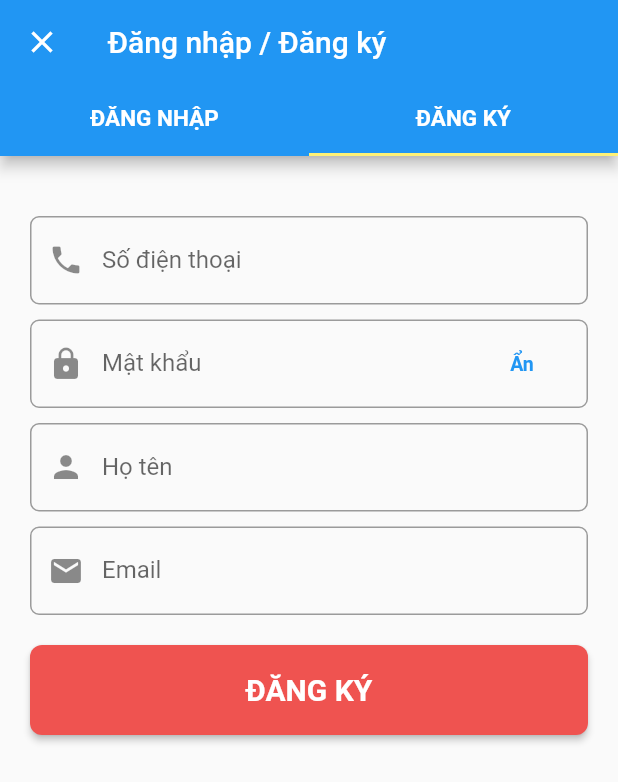
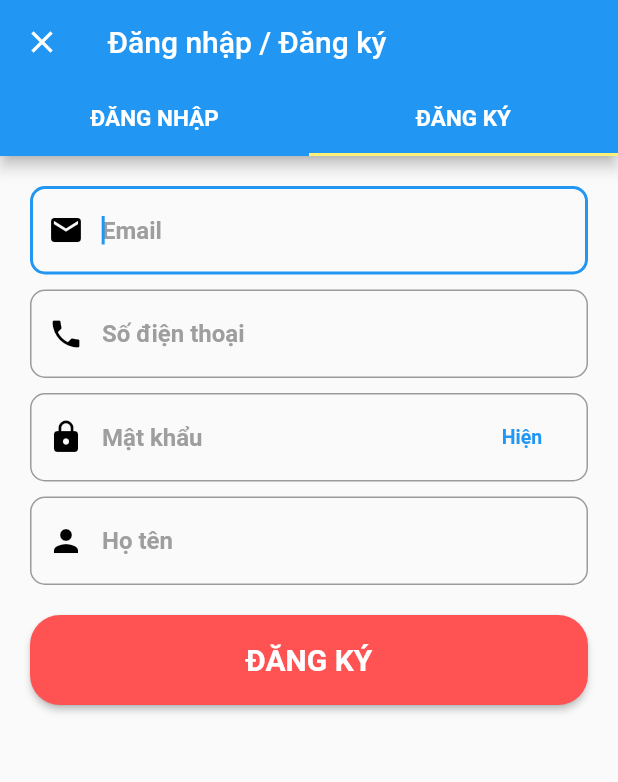
Before and after one commit to tienphu2904/market_online_app, a Flutter app: the screen it shows after launch, tab 2 chosen, on a phone screen of 412 x 824 dp. Shown: the top 782 px of the screen. Run offline on Flutter 3.47's test engine with Material 2 defaults, Android fonts, the phone set to English and light mode, and no system bars; our stand-ins replace firebase_auth; accounts and stored records are empty.

Commit message:
ValidateInput
Validate input text test

```diff
--- a/lib/src/resources/register_page.dart
+++ /dev/null
@@ -1,146 +0,0 @@
-import 'package:flutter/material.dart';
-
-class RegisterPage extends StatefulWidget {
-  @override
-  _RegisterPageState createState() => _RegisterPageState();
-}
-
-class _RegisterPageState extends State<RegisterPage> {
-  bool _showPass = false;
-  TextEditingController _passController = new TextEditingController();
-  TextEditingController _phoneController = new TextEditingController();
-  TextEditingController _nameController = new TextEditingController();
-  TextEditingController _mailController = new TextEditingController();
-
-  @override
-  Widget build(BuildContext context) {
-    return Scaffold(
-      body: SingleChildScrollView(
-        child: Container(
-          padding: const EdgeInsets.all(20.0),
-          child: Column(
-            children: <Widget>[
-              Padding(
-                padding: const EdgeInsets.fromLTRB(0.0, 20.0, 0.0, 0.0),
-                child: TextField(
-                  controller: _phoneController,
-                  keyboardType: TextInputType.number,
-                  decoration: InputDecoration(
-                    labelText: "Số điện thoại",
-                    prefixIcon: Container(
-                      height: 50.0,
-                      child: Icon(Icons.phone),
-                    ),
-                    border: OutlineInputBorder(
-                      borderSide: BorderSide(width: 1, color: Colors.black),
-                      borderRadius: BorderRadius.all(Radius.circular(6.0)),
-                    ),
-                  ),
-                ),
-              ),
-              Padding(
-                padding: const EdgeInsets.fromLTRB(0, 10.0, 0, 0),
-                child: Stack(
-                  alignment: AlignmentDirectional.centerEnd,
-                  children: <Widget>[
-                    TextField(
-                      controller: _passController,
-                      obscureText: _showPass,
-                      decoration: InputDecoration(
-                        labelText: "Mật khẩu",
-                        prefixIcon: Container(
-                          child: Icon(Icons.lock),
-                          height: 50.0,
-                        ),
-                        border: OutlineInputBorder(
-                          borderSide:
-                              BorderSide(color: Colors.black, width: 1.0),
-                          borderRadius: BorderRadius.all(Radius.circular(6.0)),
-                        ),
-                      ),
-                    ),
-                    FlatButton(
-                      onPressed: _toggleShowPass,
-                      child: Text(
-                        _showPass ? "Hiện" : "Ẩn",
-                        style: TextStyle(
-                          color: Colors.blue,
-                          fontSize: 13.0,
-                          fontWeight: FontWeight.bold,
-                        ),
-                      ),
-                    ),
-                  ],
-                ),
-              ),
-              Padding(
-                padding: const EdgeInsets.fromLTRB(0, 10, 0, 0),
-                child: TextField(
-                  controller: _nameController,
-                  decoration: InputDecoration(
-                    labelText: "Họ tên",
-                    prefixIcon: Container(
-                      child: Icon(Icons.person),
-                      height: 50.0,
-                    ),
-                    border: OutlineInputBorder(
-                      borderSide: BorderSide(width: 1.0, color: Colors.black),
-                      borderRadius: BorderRadius.all(Radius.circular(6.0)),
-                    ),
-                  ),
-                ),
-              ),
-              Padding(
-                padding: const EdgeInsets.fromLTRB(0, 10, 0, 0),
-                child: TextField(
-                  controller: _mailController,
-                  decoration: InputDecoration(
-                    labelText: "Email",
-                    prefixIcon: Container(
-                      height: 50.0,
-                      child: Icon(Icons.mail),
-                    ),
-                    border: OutlineInputBorder(
-                      borderSide: BorderSide(width: 1, color: Colors.black),
-                      borderRadius: BorderRadius.all(Radius.circular(6.0)),
-                    ),
-                  ),
-                ),
-              ),
-              Padding(
-                padding: const EdgeInsets.fromLTRB(0, 20, 0, 0),
-                child: SizedBox(
-                  height: 60.0,
-                  width: double.infinity,
-                  child: RaisedButton(
-                    color: Colors.red[400],
-                    onPressed: _onSignUpClicked,
-                    child: Text(
-                      "ĐĂNG KÝ",
-                      style: TextStyle(
-                        color: Colors.white,
-                        fontSize: 20.0,
-                        fontWeight: FontWeight.bold,
-                      ),
-                    ),
-                    shape: RoundedRectangleBorder(
-                      borderRadius: BorderRadius.all(Radius.circular(8.0)),
-                    ),
-                  ),
-                ),
-              )
-            ],
-          ),
-        ),
-      ),
-    );
-  }
-
-  void _toggleShowPass() {
-    setState(() {
-      _showPass = !_showPass;
-    });
-  }
-
-  void _onSignUpClicked(){}
-}
--- /dev/null
+++ b/lib/src/resources/screens/login_register/custom_textfield.dart
@@ -0,0 +1,57 @@
+import 'package:flutter/material.dart';
+
+class CustomTextField extends StatelessWidget {
+  CustomTextField(
+      {this.icon,
+      this.hint,
+      this.obscure = false,
+      this.errorText,
+      this.onSaved,
+      this.controller});
+
+  final FormFieldSetter<String> onSaved;
+  final Icon icon;
+  final String hint;
+  final bool obscure;
+  final String errorText;
+  TextEditingController controller;
+
+  @override
+  Widget build(BuildContext context) {
+    return Container(
+      child: TextFormField(
+        onSaved: onSaved,
+        controller: controller,
+        autofocus: true,
+        obscureText: obscure,
+        style: TextStyle(
+          fontSize: 16.0,
+          color: Colors.black,
+        ),
+        decoration: InputDecoration(
+          errorText: errorText,
+          hintStyle: TextStyle(
+            fontWeight: FontWeight.bold,
+            fontSize: 16.0,
+            color: Colors.grey,
+          ),
+          hintText: hint,
+          border: OutlineInputBorder(
+            borderSide: BorderSide(
+              color: Theme.of(context).primaryColor,
+              width: 3,
+            ),
+            borderRadius: BorderRadius.circular(10.0),
+          ),
+          prefixIcon: Container(
+            height: 50.0,
+            child: IconTheme(
+              data: IconThemeData(color: Colors.black),
+              child: icon,
+            ),
+          ),
+        ),
+      ),
+    );
+  }
+}
--- /dev/null
+++ b/lib/src/resources/screens/login_register/register_page.dart
@@ -0,0 +1,160 @@
+import 'package:flutter/material.dart';
+import 'package:market_online_app/src/blocs/auth_bloc.dart';
+import 'package:market_online_app/src/resources/screens/login_register/custom_textfield.dart';
+
+class RegisterPage extends StatefulWidget {
+  @override
+  _RegisterPageState createState() => _RegisterPageState();
+}
+
+class _RegisterPageState extends State<RegisterPage> {
+  bool _showPass = false;
+  String _mail;
+  String _phone;
+  String _password;
+  String _name;
+  TextEditingController _mailController = new TextEditingController();
+  TextEditingController _nameController = new TextEditingController();
+  TextEditingController _passController = new TextEditingController();
+  TextEditingController _phoneController = new TextEditingController();
+
+  final GlobalKey<ScaffoldState> _scaffoldKey = GlobalKey<ScaffoldState>();
+  final GlobalKey<FormState> _formKey = GlobalKey<FormState>();
+  AuthBloc authBloc = new AuthBloc();
+
+  PersistentBottomSheetController _sheetController;
+  bool _autoValidate = false;
+
+  void initState() {
+    super.initState();
+  }
+
+  void dispose() {
+    super.dispose();
+    authBloc.dispose();
+  }
+
+  @override
+  Widget build(BuildContext context) {
+    return Scaffold(
+      body: SingleChildScrollView(
+        child: Container(
+          padding: const EdgeInsets.all(20.0),
+          child: Form(
+            key: _formKey,
+            autovalidate: _autoValidate,
+            child: Column(
+              children: <Widget>[
+                StreamBuilder(
+                  stream: authBloc.mailSteam,
+                  builder: (context, snapshot) => CustomTextField(
+                    onSaved: (input) {
+                      _mail = input;
+                    },
+                    controller: _mailController,
+                    errorText: snapshot.hasError ? snapshot.error : null,
+                    icon: Icon(Icons.email),
+                    hint: "Email",
+                  ),
+                ),
+                Padding(
+                  padding: const EdgeInsets.fromLTRB(0, 10, 0, 0),
+                  child: StreamBuilder(
+                    stream: authBloc.phoneController,
+                    builder: (context, snapshot) =>CustomTextField(
+                      onSaved: (input) {
+                        _phone = input;
+                      },
+                      controller: _phoneController,
+                      errorText: snapshot.hasError ? snapshot.error : null,
+                      icon: Icon(Icons.phone),
+                      hint: "Số điện thoại",
+                    ),
+                  ),
+                ),
+                Padding(
+                  padding: const EdgeInsets.fromLTRB(0, 10, 0, 0),
+                  child: Stack(
+                    alignment: AlignmentDirectional.centerEnd,
+                    children: <Widget>[
+                      StreamBuilder(
+                        stream: authBloc.passController,
+                        builder: (context, snapshot) => CustomTextField(
+                          obscure: !_showPass,
+                          onSaved: (input) {
+                            _password = input;
+                          },
+                          controller: _passController,
+                          errorText: snapshot.hasError ? snapshot.error : null,
+                          icon: Icon(Icons.lock),
+                          hint: "Mật khẩu",
+                        ),
+                      ),
+                      FlatButton(
+                        onPressed: _onShowPassToggle,
+                        child: Text(
+                          _showPass ? "Ẩn" : "Hiện",
+                          style: TextStyle(
+                              color: Colors.blue,
+                              fontSize: 13.0,
+                              fontWeight: FontWeight.bold),
+                        ),
+                      ),
+                    ],
+                  ),
+                ),
+                Padding(
+                  padding: const EdgeInsets.fromLTRB(0, 10, 0, 0),
+                  child: StreamBuilder(
+                    stream: authBloc.nameController,
+                    builder: (context, snapshot) => CustomTextField(
+                      onSaved: (input) {
+                        _name = input;
+                      },
+                      controller: _nameController,
+                      errorText: snapshot.hasError ? snapshot.error : null,
+                      icon: Icon(Icons.person),
+                      hint: "Họ tên",
+                    ),
+                  ),
+                ),
+                Padding(
+                  padding: const EdgeInsets.fromLTRB(0, 20, 0, 0),
+                  child: SizedBox(
+                    height: 60.0,
+                    width: double.infinity,
+                    child: RaisedButton(
+                      onPressed: _validateSignUpInput,
+                      color: Colors.redAccent,
+                      child: Text(
+                        "ĐĂNG KÝ",
+                        style: TextStyle(
+                            color: Colors.white,
+                            fontWeight: FontWeight.bold,
+                            fontSize: 20.0),
+                      ),
+                      shape: RoundedRectangleBorder(
+                        borderRadius: BorderRadius.circular(20.0),
+                      ),
+                    ),
+                  ),
+                )
+              ],
+            ),
+          ),
+        ),
+      ),
+    );
+  }
+
+  void _onShowPassToggle(){
+    setState( () {
+      _showPass = !_showPass;
+    });
+  }
+
+  void _validateSignUpInput() {
+    if(authBloc.isValid(_mail, _phone, _password, _name))
+      return;
+  }
+}
--- a/lib/src/resources/tab_login_register.dart
+++ b/lib/src/resources/screens/login_register/tab_login_register.dart
@@ -1,6 +1,8 @@
 import 'package:flutter/material.dart';
-import 'package:market_online_app/src/resources/login_page.dart';
-import 'package:market_online_app/src/resources/register_page.dart';
+import 'login_with_email_page.dart';
+import 'register_page.dart';
+
+
 
 class TabLoginRegister extends StatefulWidget {
   @override
@@ -47,7 +49,7 @@ class _TabLoginRegisterState extends State<TabLoginRegister> {
         ),
         body: TabBarView(
           children: <Widget>[
-            LoginPage(),
+            LoginWithEmailPage(),
             RegisterPage(),
           ],
         ),
--- a/lib/src/services/auth_service.dart
+++ b/lib/src/services/auth_service.dart
@@ -1,7 +1,7 @@
 import 'package:firebase_auth/firebase_auth.dart';
 import 'package:flutter/cupertino.dart';
 import 'package:market_online_app/src/resources/screens/home_screen.dart';
-import 'package:market_online_app/src/resources/tab_login_register.dart';
+import 'package:market_online_app/src/resources/screens/login_register/tab_login_register.dart';
 
 class AuthService {
   handleAuth() {
@@ -24,4 +24,5 @@ class AuthService {
   void signIn(AuthCredential authCredential) {
     FirebaseAuth.instance.signInWithCredential(authCredential);
   }
+
 }
```
Also changed, not shown: lib/src/blocs/auth_bloc.dart (added, +60 -0 lines), lib/src/resources/screens/login_register/login_with_email_page.dart (added, +115 -0 lines), lib/src/resources/screens/login_register/login_with_phone_page.dart (renamed from lib/src/resources/login_page.dart, +3 -20 lines), lib/src/fire_base/fire_base_auth.dart (added), 1 other file.
